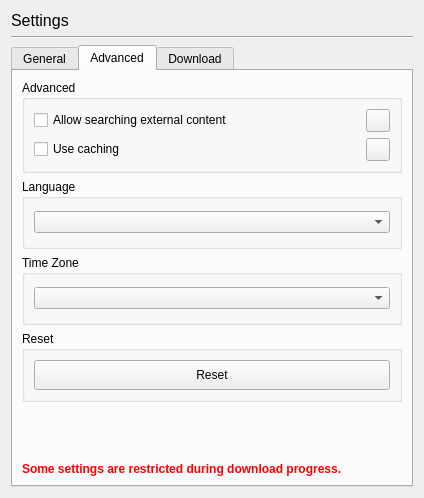
Before: the Qt Designer form resources/ui/settings.ui in devhotteok/TwitchLink, drawn with Qt 5.
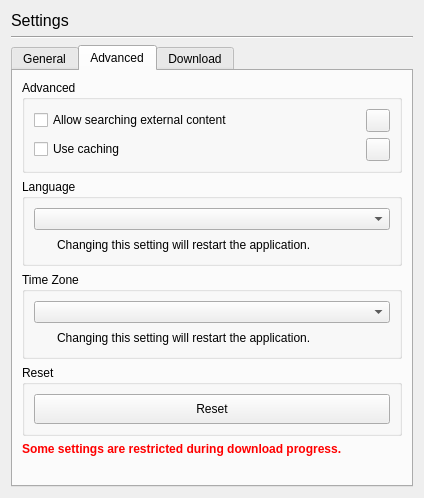
After: the same form once the commit is applied. The open tabs and pages were chosen to show the change. Icons and pictures are not drawn.

Diff of the .ui file:
```diff
--- a/resources/ui/settings.ui
+++ b/resources/ui/settings.ui
@@ -417,12 +417,6 @@
            <verstretch>0</verstretch>
           </sizepolicy>
          </property>
-         <property name="minimumSize">
-          <size>
-           <width>0</width>
-           <height>70</height>
-          </size>
-         </property>
          <property name="title">
           <string>Language</string>
          </property>
@@ -430,6 +424,65 @@
           <item>
            <widget class="QComboBox" name="language"/>
           </item>
+          <item>
+           <widget class="QWidget" name="languageInfoArea" native="true">
+            <layout class="QHBoxLayout" name="languageInfoAreaLayout">
+             <property name="spacing">
+              <number>5</number>
+             </property>
+             <property name="leftMargin">
+              <number>0</number>
+             </property>
+             <property name="topMargin">
+              <number>0</number>
+             </property>
+             <property name="rightMargin">
+              <number>0</number>
+             </property>
+             <property name="bottomMargin">
+              <number>0</number>
+             </property>
+             <item>
+              <widget class="QLabel" name="languageInfoIcon">
+               <property name="sizePolicy">
+                <sizepolicy hsizetype="Fixed" vsizetype="Fixed">
+                 <horstretch>0</horstretch>
+                 <verstretch>0</verstretch>
+                </sizepolicy>
+               </property>
+               <property name="minimumSize">
+                <size>
+                 <width>18</width>
+                 <height>18</height>
+                </size>
+               </property>
+               <property name="maximumSize">
+                <size>
+                 <width>18</width>
+                 <height>18</height>
+                </size>
+               </property>
+               <property name="pixmap">
+                <pixmap>../icons/alert_red.svg</pixmap>
+               </property>
+               <property name="scaledContents">
+                <bool>true</bool>
+               </property>
+               <property name="alignment">
+                <set>Qt::AlignCenter</set>
+               </property>
+              </widget>
+             </item>
+             <item>
+              <widget class="QLabel" name="languageInfo">
+               <property name="text">
+                <string>Changing this setting will restart the application.</string>
+               </property>
+              </widget>
+             </item>
+            </layout>
+           </widget>
+          </item>
          </layout>
         </widget>
        </item>
@@ -441,12 +494,6 @@
            <verstretch>0</verstretch>
           </sizepolicy>
          </property>
-         <property name="minimumSize">
-          <size>
-           <width>0</width>
-           <height>70</height>
-          </size>
-         </property>
          <property name="title">
           <string>Time Zone</string>
          </property>
@@ -454,6 +501,65 @@
           <item>
            <widget class="QComboBox" name="timezone"/>
           </item>
+          <item>
+           <widget class="QWidget" name="timezoneInfoArea" native="true">
+            <layout class="QHBoxLayout" name="timezoneInfoAreaLayout">
+             <property name="spacing">
+              <number>5</number>
+             </property>
+             <property name="leftMargin">
+              <number>0</number>
+             </property>
+             <property name="topMargin">
+              <number>0</number>
+             </property>
+             <property name="rightMargin">
+              <number>0</number>
+             </property>
+             <property name="bottomMargin">
+              <number>0</number>
+             </property>
+             <item>
+              <widget class="QLabel" name="timezoneInfoIcon">
+               <property name="sizePolicy">
+                <sizepolicy hsizetype="Fixed" vsizetype="Fixed">
+                 <horstretch>0</horstretch>
+                 <verstretch>0</verstretch>
+                </sizepolicy>
+               </property>
+               <property name="minimumSize">
+                <size>
+                 <width>18</width>
+                 <height>18</height>
+                </size>
+               </property>
+               <property name="maximumSize">
+                <size>
+                 <width>18</width>
+                 <height>18</height>
+                </size>
+               </property>
+               <property name="pixmap">
+                <pixmap>../icons/alert_red.svg</pixmap>
+               </property>
+               <property name="scaledContents">
+                <bool>true</bool>
+               </property>
+               <property name="alignment">
+                <set>Qt::AlignCenter</set>
+               </property>
+              </widget>
+             </item>
+             <item>
+              <widget class="QLabel" name="timezoneInfo">
+               <property name="text">
+                <string>Changing this setting will restart the application.</string>
+               </property>
+              </widget>
+             </item>
+            </layout>
+           </widget>
+          </item>
          </layout>
         </widget>
        </item>
@@ -485,19 +591,6 @@
          </layout>
         </widget>
        </item>
-       <item>
-        <spacer name="verticalSpacer_1">
-         <property name="orientation">
-          <enum>Qt::Vertical</enum>
-         </property>
-         <property name="sizeHint" stdset="0">
-          <size>
-           <width>20</width>
-           <height>40</height>
-          </size>
-         </property>
-        </spacer>
-       </item>
        <item>
         <widget class="QLabel" name="restrictedLabel">
          <property name="font">
@@ -515,6 +608,19 @@
          </property>
         </widget>
        </item>
+       <item>
+        <spacer name="verticalSpacer_1">
+         <property name="orientation">
+          <enum>Qt::Vertical</enum>
+         </property>
+         <property name="sizeHint" stdset="0">
+          <size>
+           <width>20</width>
+           <height>40</height>
+          </size>
+         </property>
+        </spacer>
+       </item>
       </layout>
      </widget>
      <widget class="QWidget" name="downloadSettings">
@@ -641,6 +747,12 @@
                  <verstretch>0</verstretch>
                 </sizepolicy>
                </property>
+               <property name="minimumSize">
+                <size>
+                 <width>18</width>
+                 <height>18</height>
+                </size>
+               </property>
                <property name="maximumSize">
                 <size>
                  <width>18</width>
```
